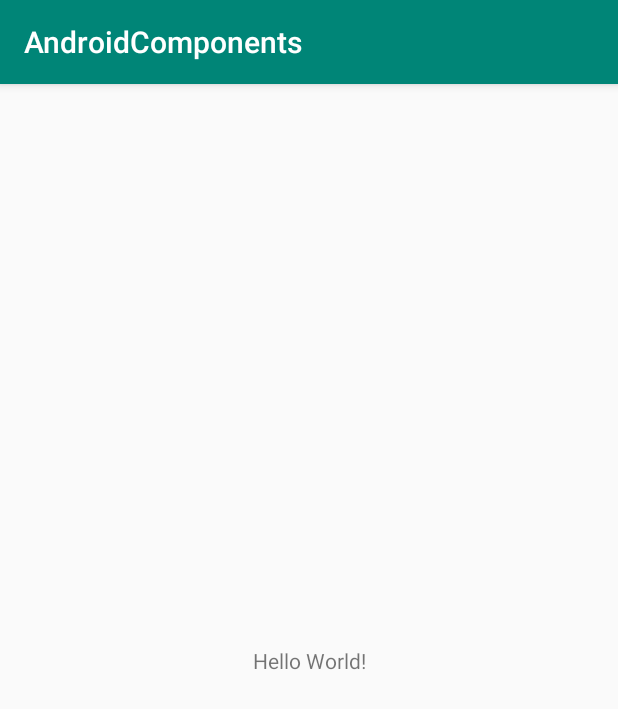
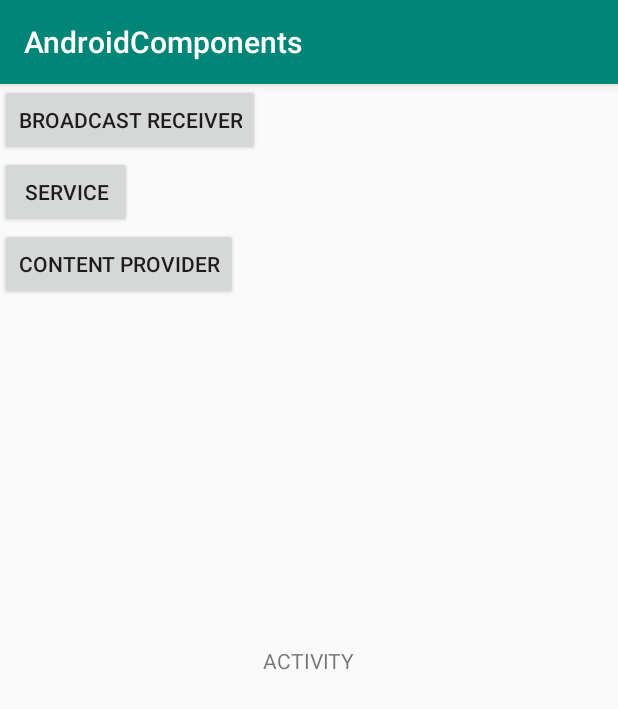
Before and after one commit to IamYeong/AndroidComponents, an Android app: the screen it shows after launch (MainActivity), on a phone screen of 412 x 824 dp. Shown: the top 709 px of the screen. Run offline under Robolectric (Android 15) with nearby library versions, the phone set to English and light mode, and no system bars.

Commit message:
build activity

```diff
--- a/app/src/main/AndroidManifest.xml
+++ b/app/src/main/AndroidManifest.xml
@@ -9,10 +9,14 @@
         android:roundIcon="@mipmap/ic_launcher_round"
         android:supportsRtl="true"
         android:theme="@style/AppTheme">
+        <activity android:name=".ServiceImpl"></activity>
+        <activity android:name=".ContentProviderImpl" />
+        <activity android:name=".BroadcastImpl" />
+
         <service
             android:name=".MyService"
             android:enabled="true"
-            android:exported="true"></service>
+            android:exported="true" />
         <service
             android:name=".MyIntentService"
             android:exported="false" />
--- a/app/src/main/java/com/iamyeong/androidcomponents/MainActivity.java
+++ b/app/src/main/java/com/iamyeong/androidcomponents/MainActivity.java
@@ -4,19 +4,55 @@ import androidx.appcompat.app.AppCompatActivity;
 
 import android.content.Intent;
 import android.content.IntentFilter;
+import android.net.ConnectivityManager;
 import android.os.Bundle;
+import android.view.View;
+import android.widget.Button;
 
 public class MainActivity extends AppCompatActivity {
 
     private MyReceiver receiver;
     private IntentFilter intentFilter;
+    private Button btn_broadcast, btn_service, btn_content;
+
 
     @Override
     protected void onCreate(Bundle savedInstanceState) {
         super.onCreate(savedInstanceState);
         setContentView(R.layout.activity_main);
 
+        btn_broadcast = findViewById(R.id.btn_broadcast);
+        btn_service = findViewById(R.id.btn_service);
+        btn_content = findViewById(R.id.btn_contentprovider);
 
+
+        btn_broadcast.setOnClickListener(new View.OnClickListener() {
+            @Override
+            public void onClick(View v) {
+
+                Intent intent = new Intent(MainActivity.this, BroadcastImpl.class);
+                startActivity(intent);
+
+            }
+        });
+
+        btn_content.setOnClickListener(new View.OnClickListener() {
+            @Override
+            public void onClick(View v) {
+
+                Intent intent = new Intent(MainActivity.this, ContentProviderImpl.class);
+                startActivity(intent);
+            }
+        });
+
+        btn_service.setOnClickListener(new View.OnClickListener() {
+            @Override
+            public void onClick(View v) {
+
+                Intent intent = new Intent(MainActivity.this, ServiceImpl.class);
+                startActivity(intent);
+            }
+        });
 
 
     }
@@ -28,10 +64,9 @@ public class MainActivity extends AppCompatActivity {
         receiver = new MyReceiver();
         intentFilter = new IntentFilter();
 
-        intentFilter.addAction(Intent.ACTION_POWER_CONNECTED);
-        intentFilter.addAction(Intent.ACTION_POWER_DISCONNECTED);
+        intentFilter.addAction(Intent.ACTION_AIRPLANE_MODE_CHANGED);
 
-        registerReceiver(receiver, intentFilter);
+        this.registerReceiver(receiver, intentFilter);
 
     }
 
--- a/app/src/main/java/com/iamyeong/androidcomponents/MyReceiver.java
+++ b/app/src/main/java/com/iamyeong/androidcomponents/MyReceiver.java
@@ -10,6 +10,8 @@ public class MyReceiver extends BroadcastReceiver {
     @Override
     public void onReceive(Context context, Intent intent) {
 
+        System.out.println("onReceive ");
+
         String action = intent.getAction();
         Toast.makeText(context, "ACTION =>" + action, Toast.LENGTH_SHORT).show();
 
--- a/app/src/main/res/layout/activity_main.xml
+++ b/app/src/main/res/layout/activity_main.xml
@@ -6,13 +6,44 @@
     android:layout_height="match_parent"
     tools:context=".MainActivity">
 
-    <TextView
+    <Button
+        android:id="@+id/btn_broadcast"
         android:layout_width="wrap_content"
         android:layout_height="wrap_content"
-        android:text="Hello World!"
+        android:text="BROADCAST RECEIVER"
+        app:layout_constraintTop_toTopOf="parent"
+        app:layout_constraintLeft_toLeftOf="parent"
+        />
+
+    <Button
+        android:id="@+id/btn_service"
+        android:layout_width="wrap_content"
+        android:layout_height="wrap_content"
+        android:text="SERVICE"
+        app:layout_constraintTop_toBottomOf="@+id/btn_broadcast"
+        app:layout_constraintLeft_toLeftOf="parent"
+        />
+
+    <Button
+        android:id="@+id/btn_contentprovider"
+        android:layout_width="wrap_content"
+        android:layout_height="wrap_content"
+        android:text="CONTENT PROVIDER"
+        app:layout_constraintTop_toBottomOf="@+id/btn_service"
+        app:layout_constraintLeft_toLeftOf="parent"
+        />
+
+    <TextView
+        android:id="@+id/tv_activity"
+        android:layout_width="wrap_content"
+        android:layout_height="wrap_content"
+
+        android:text="ACTIVITY"
+        app:layout_constraintTop_toTopOf="parent"
         app:layout_constraintBottom_toBottomOf="parent"
         app:layout_constraintLeft_toLeftOf="parent"
         app:layout_constraintRight_toRightOf="parent"
-        app:layout_constraintTop_toTopOf="parent" />
+        />
+
 
 </androidx.constraintlayout.widget.ConstraintLayout>
```
Also changed, not shown: app/src/main/java/com/iamyeong/androidcomponents/BroadcastImpl.java (added, +17 -0 lines), app/src/main/java/com/iamyeong/androidcomponents/ContentProviderImpl.java (added, +14 -0 lines), app/src/main/java/com/iamyeong/androidcomponents/ServiceImpl.java (added, +14 -0 lines), app/src/main/res/layout/activity_broadcast_impl.xml (added, +9 -0 lines), app/src/main/res/layout/activity_content_provider_impl.xml (added, +9 -0 lines), app/src/main/res/layout/activity_service_impl.xml (added, +9 -0 lines).
